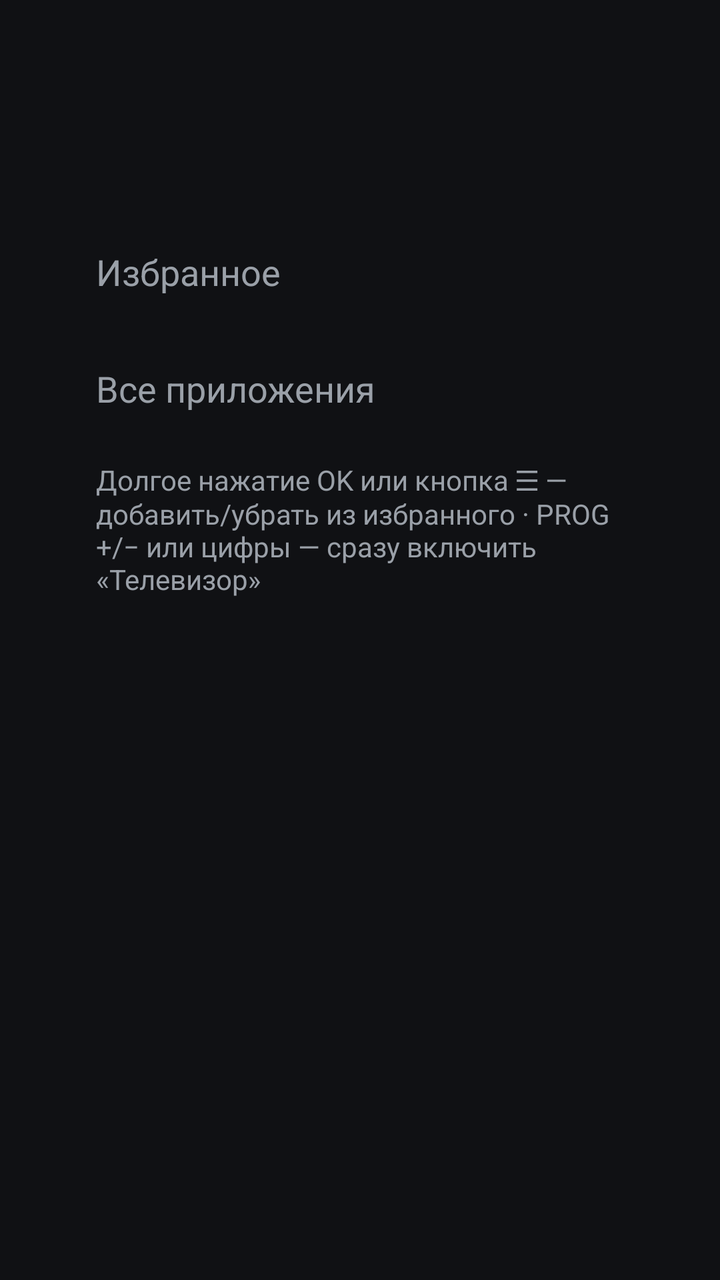
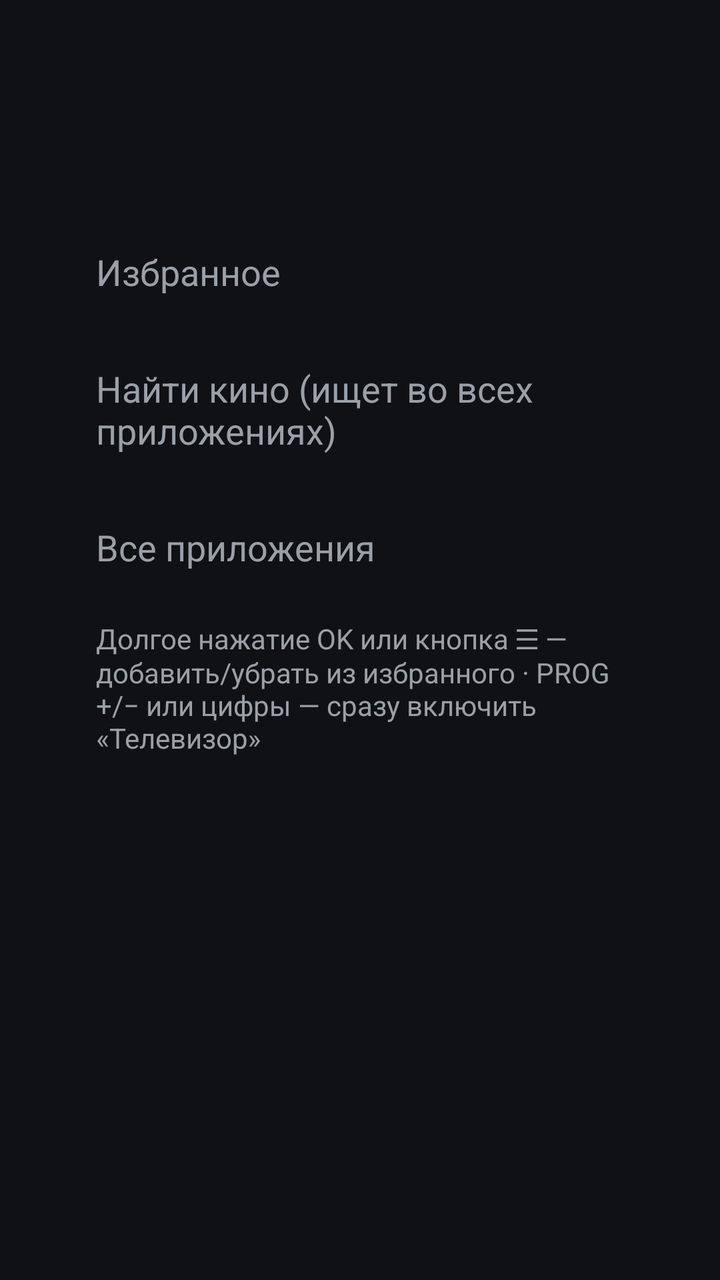

Before-and-after screenshots of an Android layout around one commit, followed by the original layout XML and the change that was made.
<!-- AndroidManifest.xml: application theme AppTheme -->
<!-- res/layout/activity_main.xml -->
<?xml version="1.0" encoding="utf-8"?>
<ScrollView xmlns:android="http://schemas.android.com/apk/res/android"
    android:id="@+id/scroll"
    android:layout_width="match_parent"
    android:layout_height="match_parent"
    android:background="@color/background"
    android:fillViewport="true"
    android:scrollbars="none">

    <LinearLayout
        android:layout_width="match_parent"
        android:layout_height="wrap_content"
        android:clipChildren="false"
        android:clipToPadding="false"
        android:orientation="vertical"
        android:paddingLeft="38dp"
        android:paddingTop="27dp"
        android:paddingRight="38dp"
        android:paddingBottom="40dp">

        <LinearLayout
            android:layout_width="match_parent"
            android:layout_height="wrap_content"
            android:baselineAligned="true"
            android:orientation="horizontal"
            android:paddingLeft="10dp">

            <TextView
                android:id="@+id/clock"
                android:layout_width="wrap_content"
                android:layout_height="wrap_content"
                android:textColor="@color/text"
                android:textSize="56sp" />

            <TextView
                android:id="@+id/date"
                android:layout_width="wrap_content"
                android:layout_height="wrap_content"
                android:layout_marginLeft="20dp"
                android:textColor="@color/text_dim"
                android:textSize="20sp" />
        </LinearLayout>

        <TextView
            style="@style/SectionTitle"
            android:text="@string/favorites" />

        <HorizontalScrollView
            android:layout_width="match_parent"
            android:layout_height="wrap_content"
            android:clipChildren="false"
            android:clipToPadding="false"
            android:scrollbars="none">

            <LinearLayout
                android:id="@+id/favorites_row"
                android:layout_width="wrap_content"
                android:layout_height="wrap_content"
                android:clipChildren="false"
                android:clipToPadding="false"
                android:orientation="horizontal"
                android:paddingTop="6dp"
                android:paddingBottom="6dp" />
        </HorizontalScrollView>

        <TextView
            style="@style/SectionTitle"
            android:text="@string/all_apps" />

        <LinearLayout
            android:id="@+id/all_apps_grid"
            android:layout_width="match_parent"
            android:layout_height="wrap_content"
            android:clipChildren="false"
            android:clipToPadding="false"
            android:orientation="vertical" />

        <TextView
            android:layout_width="wrap_content"
            android:layout_height="wrap_content"
            android:layout_marginLeft="10dp"
            android:layout_marginTop="24dp"
            android:text="@string/hint"
            android:textColor="@color/text_dim"
            android:textSize="14sp" />
    </LinearLayout>
</ScrollView>
<!-- resources referenced by this layout -->
<resources>
  <color name="background">#FF101114</color>
  <color name="text">#FFF2F2F2</color>
  <color name="text_dim">#FF9AA0A8</color>
  <string name="all_apps">Все приложения</string>
  <string name="favorites">Избранное</string>
  <string name="hint">Долгое нажатие OK или кнопка ☰ — добавить/убрать из избранного · PROG +/− или цифры — сразу включить «Телевизор»</string>
  <style name="SectionTitle">
          <item name="android:layout_width">wrap_content</item>
          <item name="android:layout_height">wrap_content</item>
          <item name="android:layout_marginTop">22dp</item>
          <item name="android:layout_marginLeft">10dp</item>
          <item name="android:textColor">@color/text_dim</item>
          <item name="android:textSize">18sp</item>
      </style>
  <style name="AppTheme" parent="@android:style/Theme.Material.NoActionBar.Fullscreen">
          <item name="android:windowBackground">@color/background</item>
          <item name="android:windowShowWallpaper">false</item>
          <item name="android:windowNoTitle">true</item>
          <item name="android:colorAccent">#FFFFFFFF</item>
      </style>
</resources>

<!-- the commit's change to res/layout/activity_main.xml (unified diff, before → after) -->
@@ -65,6 +65,28 @@
 
         <TextView
             style="@style/SectionTitle"
+            android:text="@string/find_movies" />
+
+        <HorizontalScrollView
+            android:layout_width="match_parent"
+            android:layout_height="wrap_content"
+            android:clipChildren="false"
+            android:clipToPadding="false"
+            android:scrollbars="none">
+
+            <LinearLayout
+                android:id="@+id/search_row"
+                android:layout_width="wrap_content"
+                android:layout_height="wrap_content"
+                android:clipChildren="false"
+                android:clipToPadding="false"
+                android:orientation="horizontal"
+                android:paddingTop="6dp"
+                android:paddingBottom="6dp" />
+        </HorizontalScrollView>
+
+        <TextView
+            style="@style/SectionTitle"
             android:text="@string/all_apps" />
 
         <LinearLayout
<!-- resource entries referenced after the edit -->
@@ -5,6 +5,7 @@
   <color name="text_dim">#FF9AA0A8</color>
   <string name="all_apps">Все приложения</string>
   <string name="favorites">Избранное</string>
+  <string name="find_movies">Найти кино (ищет во всех приложениях)</string>
   <string name="hint">Долгое нажатие OK или кнопка ☰ — добавить/убрать из избранного · PROG +/− или цифры — сразу включить «Телевизор»</string>
   <style name="SectionTitle">
           <item name="android:layout_width">wrap_content</item>
